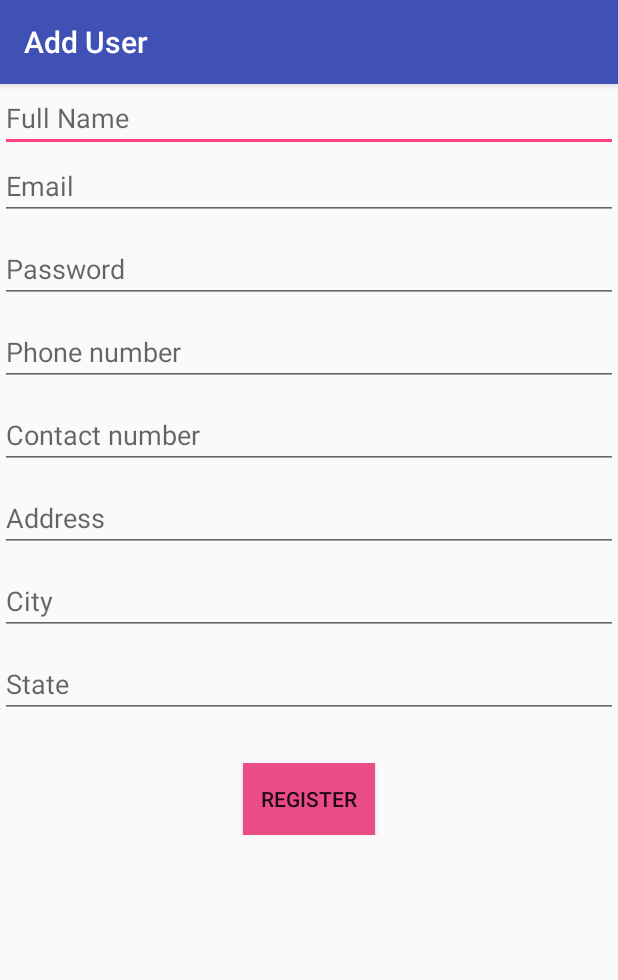
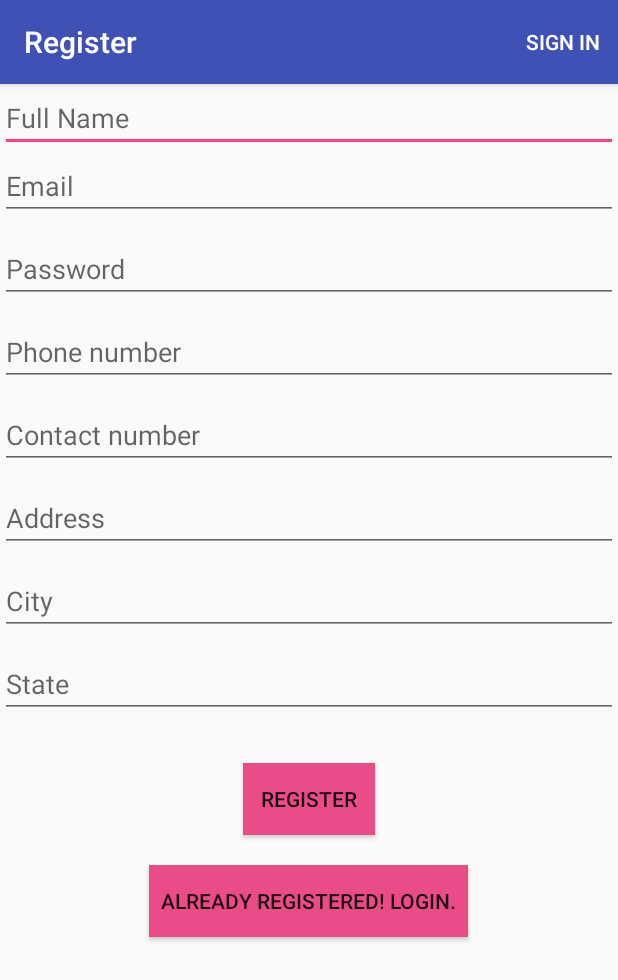
Before and after one commit to indira15/usedbooks, an Android app: the RegisterActivity screen opened directly, with no data from a screen before it, on a phone screen of 412 x 824 dp. Shown: the top 980 px of the screen. Run offline under Robolectric (Android 15) with nearby library versions, the phone set to English and light mode, and no system bars.

Commit message:
fixing things

```diff
--- a/app/src/main/AndroidManifest.xml
+++ b/app/src/main/AndroidManifest.xml
@@ -28,9 +28,10 @@
         </activity>
         <activity android:name=".BookPostActivity"
             android:label="@string/addbooks"></activity>
-
+        <activity android:name=".LoginActivity"
+          android:label="@string/btn_login"></activity>
         <activity android:name=".RegisterActivity"
-            android:label="@string/adduser"></activity>
+            android:label="@string/btn_register"></activity>
         <provider
             android:name="android.support.v4.content.FileProvider"
             android:authorities="com.indira.usedbooks.android.fileprovider"
--- a/app/src/main/java/com/indira/usedbooks/GetUserInterface.java
+++ b/app/src/main/java/com/indira/usedbooks/GetUserInterface.java
@@ -22,12 +22,11 @@ import retrofit2.http.Path;
 
 public interface GetUserInterface {
 
-    //@GET("login.php")
-    //Call<User> getUser();
 
-
-    //@GET("login.php")
-   // Call<User> getUser(@Field("email") String email, @Field("password") String password);
+    @POST("login.php")
+    @FormUrlEncoded
+    Call<Response> loginUser(@Field("email") String email,
+        @Field("password") String password);
 
 
     @POST("register.php")
--- a/app/src/main/java/com/indira/usedbooks/RegisterActivity.java
+++ b/app/src/main/java/com/indira/usedbooks/RegisterActivity.java
@@ -4,6 +4,9 @@ import android.content.Intent;
 import android.os.Bundle;
 import android.support.v7.app.AppCompatActivity;
 import android.text.TextUtils;
+import android.view.Menu;
+import android.view.MenuInflater;
+import android.view.MenuItem;
 import android.view.View;
 import android.widget.Button;
 import android.widget.EditText;
@@ -46,6 +49,8 @@ public class RegisterActivity extends AppCompatActivity implements OnClickListen
         inputCity = (EditText) findViewById(R.id.city);
         inputState =(EditText) findViewById(R.id.state);
         btnRegister = (Button) findViewById(R.id.btnRegister);
+        btnLinkToLogin = (Button) findViewById(R.id.btnLogin);
+        btnLinkToLogin.setOnClickListener(this);
         btnRegister.setOnClickListener(this);}
 
         private void validatedata() {
@@ -122,6 +127,8 @@ public class RegisterActivity extends AppCompatActivity implements OnClickListen
             case R.id.btnRegister:
                 validatedata();
                 break;
+            case R.id.btnLogin:
+                startActivity(new Intent(this, LoginActivity.class));
         }
     }
 
@@ -162,4 +169,21 @@ public class RegisterActivity extends AppCompatActivity implements OnClickListen
           }
 
     }
+
+    @Override
+    public boolean onCreateOptionsMenu(final Menu menu) {
+        MenuInflater inflater = getMenuInflater();
+        inflater.inflate(R.menu.menu_sign_in, menu);
+        return super.onCreateOptionsMenu(menu);
+    }
+
+    @Override
+    public boolean onOptionsItemSelected(final MenuItem item) {
+        switch (item.getItemId()) {
+            case R.id.sign_in:
+                startActivity(new Intent(this, LoginActivity.class));
+                finish();
+        }
+        return super.onOptionsItemSelected(item);
+    }
 }
--- a/app/src/main/res/layout/activity_register.xml
+++ b/app/src/main/res/layout/activity_register.xml
@@ -109,5 +109,16 @@
         android:text="@string/btn_register"
         />
 
+        <Button
+          android:id="@+id/btnLogin"
+          android:layout_width="wrap_content"
+          android:layout_height="wrap_content"
+          android:layout_marginTop="20dip"
+          android:background="#ea4c88"
+          android:padding="@dimen/padding_medium"
+          android:text="@string/btn_link_to_login"
+          android:layout_marginBottom="@dimen/padding_medium"
+          />
+
     </LinearLayout>
 </ScrollView>
--- /dev/null
+++ b/app/src/main/res/menu/menu_sign_in.xml
@@ -0,0 +1,7 @@
+<?xml version="1.0" encoding="utf-8"?>
+<menu xmlns:android="http://schemas.android.com/apk/res/android"
+  xmlns:app="http://schemas.android.com/apk/res-auto">
+  <item android:id="@+id/sign_in"
+    app:showAsAction="always"
+    android:title="@string/action_sign_in" />
+</menu>
--- a/app/src/main/res/values/strings.xml
+++ b/app/src/main/res/values/strings.xml
@@ -18,11 +18,11 @@
     <string name="prompt_password">Password</string>
     <string name="password">Password</string>
     <string name="btn_link_to_register">Not a member? Sign up now.</string>
-    <string name="btn_link_to_login">Already registred! Login Me.</string>
+    <string name="btn_link_to_login">Already registered! Login.</string>
     <string name="welcome">Welcome</string>
     <string name="btn_logout">LOGOUT</string>
-    <string name="btn_register">REGISTER</string>
-    <string name="btn_login">LOGIN</string>
+    <string name="btn_register">Register</string>
+    <string name="btn_login">Login</string>
     <string name="postbook">POST BOOK</string>
     <string name="viewbook">VIEW BOOK</string>
 
@@ -31,7 +31,7 @@
 
 
 
-    <string name="action_sign_in">Sign in or register</string>
+    <string name="action_sign_in">Sign in</string>
     <string name="action_sign_in_short">Sign in</string>
     <string name="error_invalid_email">This email address is invalid</string>
     <string name="error_invalid_password">This password is too short</string>
```
Also changed, not shown: app/src/main/java/com/indira/usedbooks/LoginActivity.java (+49 -70 lines).
